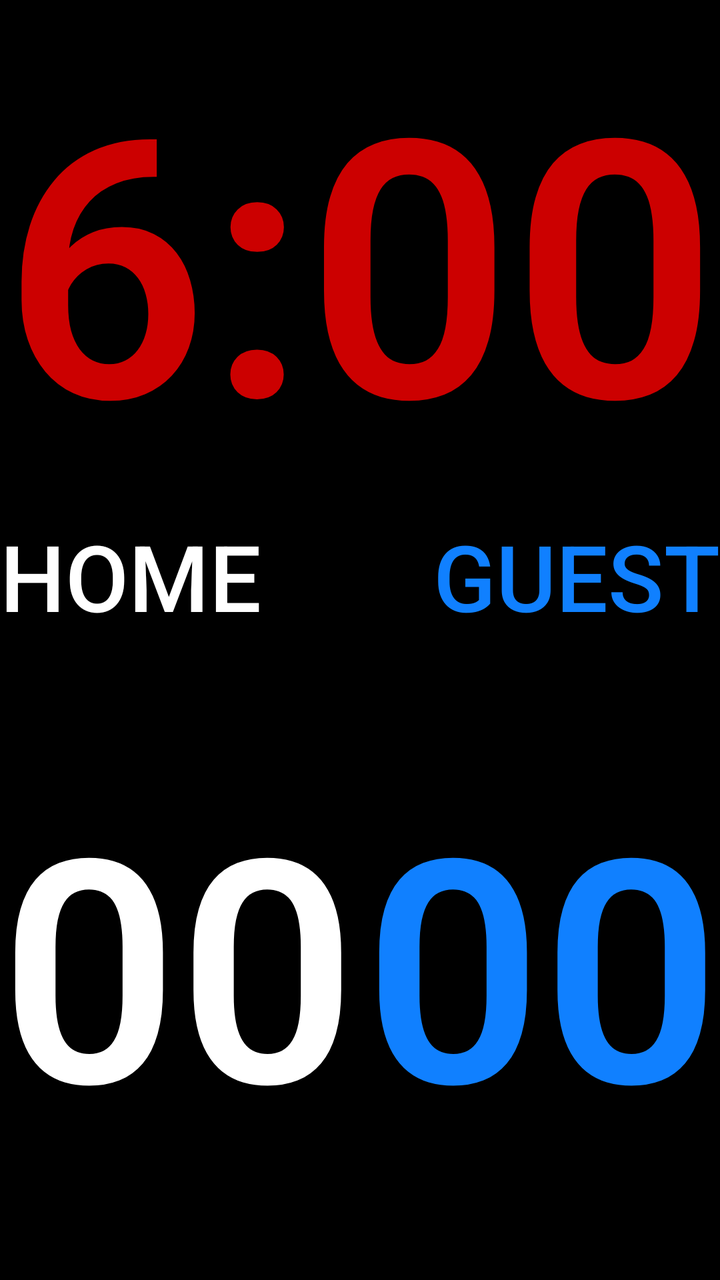
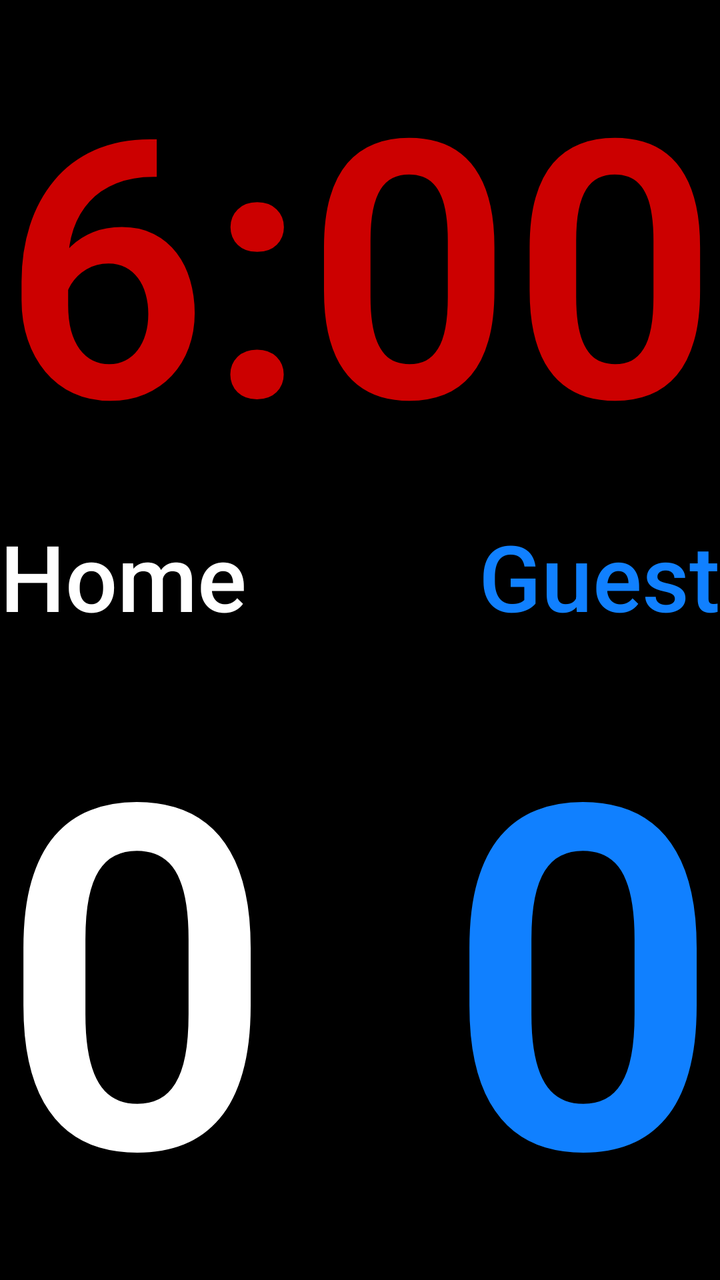

An Android layout rendered at two revisions. The XML below is the earlier revision; the diff shows what the commit changed to produce the second picture.
<!-- AndroidManifest.xml: application theme AppTheme -->
<!-- res/layout/time_and_score_board.xml -->
<?xml version="1.0" encoding="utf-8"?>
<androidx.coordinatorlayout.widget.CoordinatorLayout xmlns:android="http://schemas.android.com/apk/res/android"
    xmlns:app="http://schemas.android.com/apk/res-auto"
    xmlns:tools="http://schemas.android.com/tools"
    android:layout_width="match_parent"
    android:layout_height="match_parent"
    android:keepScreenOn="true"
    tools:context="de.wasserball.wabaclock.main.TimeAndScoreBoard">

    <LinearLayout
        android:id="@+id/timeAndScoreBoardLayout"
        android:layout_width="match_parent"
        android:layout_height="match_parent"
        android:orientation="vertical">

        <Button
            android:id="@+id/mainTimeBoard"
            style="@style/Widget.AppCompat.Button.Borderless"
            android:layout_width="match_parent"
            android:layout_height="0dp"
            android:layout_weight="4"
            android:background="@android:color/background_dark"
            android:clickable="true"
            android:focusable="true"
            android:text="@string/main_time_default_val"
            android:textAlignment="center"
            android:textAllCaps="false"
            android:textAppearance="@style/TextAppearance.AppCompat.Display4"
            android:textColor="@android:color/holo_red_dark"
            android:textSize="112sp"
            android:textStyle="bold"
            app:autoSizeMaxTextSize="400sp"
            app:autoSizeMinTextSize="12sp"
            app:autoSizeStepGranularity="2sp"
            app:autoSizeTextType="uniform" />

        <LinearLayout
            android:layout_width="match_parent"
            android:layout_height="0dp"
            android:layout_weight="1"
            android:orientation="horizontal">

            <Button
                android:id="@+id/btnTeamHome"
                style="@style/Widget.AppCompat.Button.Borderless"
                android:layout_width="0dp"
                android:layout_height="match_parent"
                android:layout_weight="1"
                android:background="@android:color/background_dark"
                android:text="@string/home_team_default_name"
                android:textAlignment="textStart"
                android:textColor="@android:color/white"
                app:autoSizeMaxTextSize="400sp"
                app:autoSizeMinTextSize="12sp"
                app:autoSizeStepGranularity="2sp"
                app:autoSizeTextType="uniform" />

            <Button
                android:id="@+id/btnTeamGuest"
                style="@style/Widget.AppCompat.Button.Borderless"
                android:layout_width="0dp"
                android:layout_height="match_parent"
                android:layout_weight="1"
                android:background="@android:color/background_dark"
                android:text="@string/guest_team_default_name"
                android:textAlignment="textEnd"
                android:textColor="@color/blue"
                app:autoSizeMaxTextSize="400sp"
                app:autoSizeMinTextSize="12sp"
                app:autoSizeStepGranularity="2sp"
                app:autoSizeTextType="uniform" />
        </LinearLayout>

        <LinearLayout
            android:id="@+id/layoutButtons"
            android:layout_width="match_parent"
            android:layout_height="0dp"
            android:layout_weight="5"
            android:background="@android:color/background_dark"
            android:orientation="horizontal">

            <Button
                android:id="@+id/toreHeimBoard"
                style="@style/Widget.AppCompat.Button.Borderless"
                android:layout_width="0dp"
                android:layout_height="match_parent"
                android:layout_weight="1"
                android:background="@android:color/background_dark"
                android:contentDescription="@string/goals_home_content_description"
                android:text="@string/_00"
                android:textAlignment="textStart"
                android:textAppearance="@style/TextAppearance.AppCompat.Display4"
                android:textColor="@android:color/background_light"
                android:textStyle="bold"
                app:autoSizeMaxTextSize="400sp"
                app:autoSizeMinTextSize="12sp"
                app:autoSizeStepGranularity="2sp"
                app:autoSizeTextType="uniform" />

            <Button
                android:id="@+id/toreGastBoard"
                style="@style/Widget.AppCompat.Button.Borderless"
                android:layout_width="0dp"
                android:layout_height="match_parent"
                android:layout_weight="1"
                android:background="@android:color/background_dark"
                android:contentDescription="@string/goals_guest_content_description"
                android:text="@string/_00"
                android:textAlignment="textEnd"
                android:textAppearance="@style/TextAppearance.AppCompat.Display4"
                android:textColor="@color/blue"
                android:textStyle="bold"
                app:autoSizeMaxTextSize="400sp"
                app:autoSizeMinTextSize="12sp"
                app:autoSizeStepGranularity="2sp"
                app:autoSizeTextType="uniform" />
        </LinearLayout>
    </LinearLayout>

</androidx.coordinatorlayout.widget.CoordinatorLayout>
<!-- resources referenced by this layout -->
<resources>
  <color name="blue">#1080FF</color>
  <string name="_00">00</string>
  <string name="goals_guest_content_description">golas guest</string>
  <string name="goals_home_content_description">goals home</string>
  <string name="guest_team_default_name">Guest</string>
  <string name="home_team_default_name">Home</string>
  <string name="main_time_default_val">6:00</string>
  <style name="AppTheme" parent="Theme.AppCompat.Light.NoActionBar">
          
          <item name="colorPrimary">@color/colorPrimary</item>
          <item name="colorPrimaryDark">@color/colorPrimaryDark</item>
          <item name="colorAccent">@color/colorAccent</item>
      </style>
  <color name="colorPrimary">#008577</color>
  <color name="colorPrimaryDark">#000000</color>
  <color name="colorAccent">#D81B60</color>
</resources>

<!-- the commit's change to res/layout/time_and_score_board.xml (unified diff, before → after) -->
@@ -49,6 +49,7 @@
                 android:background="@android:color/background_dark"
                 android:text="@string/home_team_default_name"
                 android:textAlignment="textStart"
+                android:textAllCaps="false"
                 android:textColor="@android:color/white"
                 app:autoSizeMaxTextSize="400sp"
                 app:autoSizeMinTextSize="12sp"
@@ -64,6 +65,7 @@
                 android:background="@android:color/background_dark"
                 android:text="@string/guest_team_default_name"
                 android:textAlignment="textEnd"
+                android:textAllCaps="false"
                 android:textColor="@color/blue"
                 app:autoSizeMaxTextSize="400sp"
                 app:autoSizeMinTextSize="12sp"
@@ -89,6 +91,7 @@
                 android:contentDescription="@string/goals_home_content_description"
                 android:text="@string/_00"
                 android:textAlignment="textStart"
+                android:textAllCaps="false"
                 android:textAppearance="@style/TextAppearance.AppCompat.Display4"
                 android:textColor="@android:color/background_light"
                 android:textStyle="bold"
@@ -107,6 +110,7 @@
                 android:contentDescription="@string/goals_guest_content_description"
                 android:text="@string/_00"
                 android:textAlignment="textEnd"
+                android:textAllCaps="false"
                 android:textAppearance="@style/TextAppearance.AppCompat.Display4"
                 android:textColor="@color/blue"
                 android:textStyle="bold"
<!-- resource entries referenced after the edit -->
@@ -1,7 +1,7 @@
 <!-- resources referenced by this layout -->
 <resources>
   <color name="blue">#1080FF</color>
-  <string name="_00">00</string>
+  <string name="_00">0</string>
   <string name="goals_guest_content_description">golas guest</string>
   <string name="goals_home_content_description">goals home</string>
   <string name="guest_team_default_name">Guest</string>
